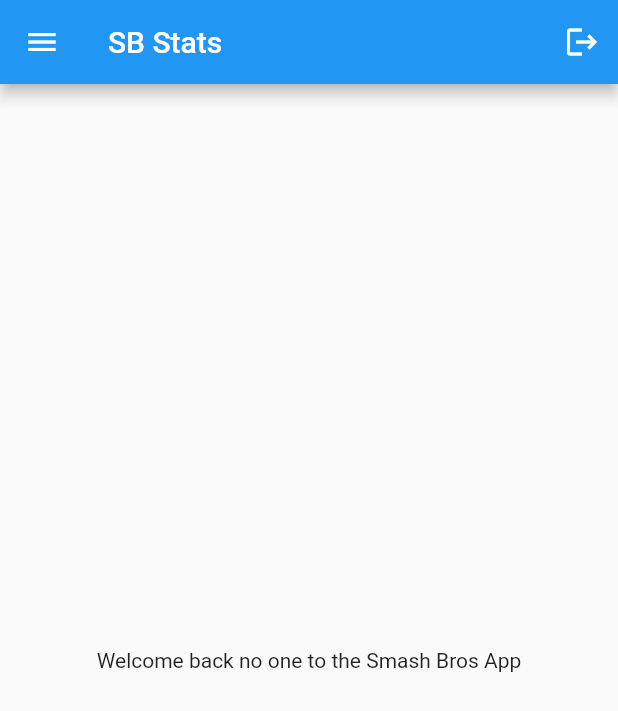
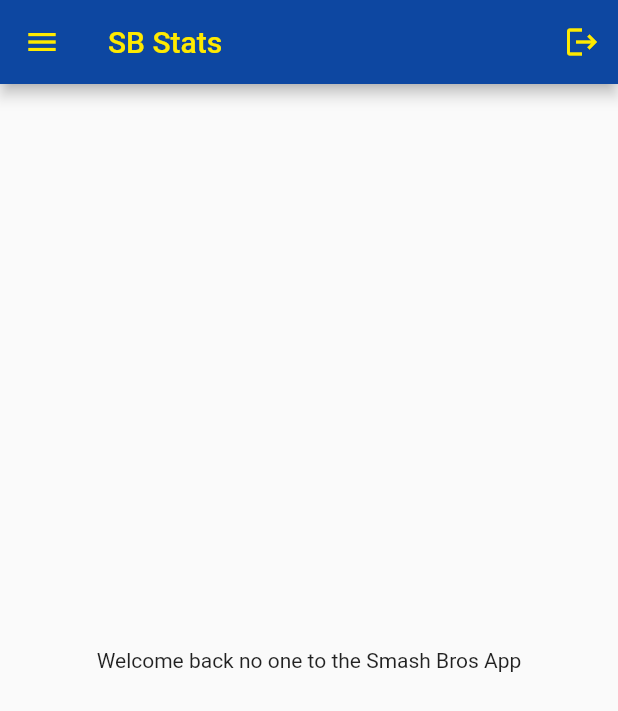
Before and after one commit to Affergot/Smash-Bros-Application, a Flutter app: the NewHomePage screen opened directly, on a phone screen of 412 x 824 dp. Shown: the top 711 px of the screen. Run offline on Flutter 3.47's test engine with Material 2 defaults, Android fonts, the phone set to English and light mode, and no system bars.

Commit message:
Got a rough "login"

```diff
--- a/ssbu_stats_app/lib/main.dart
+++ b/ssbu_stats_app/lib/main.dart
@@ -114,6 +114,8 @@
   Widget build(BuildContext context) {
     return Scaffold(
         appBar: AppBar(
+          backgroundColor: Colors.blue.shade900,
+          foregroundColor: Colors.yellowAccent.shade400,
           title: const Text('SB Stats'),
           actions: [
             IconButton(
@@ -132,13 +134,39 @@
             padding: EdgeInsets.zero,
             children: [
               const DrawerHeader(
-                decoration:
-                    BoxDecoration(color: Color.fromARGB(255, 20, 93, 153)),
-                child: Text('SB Stats'),
+                decoration: BoxDecoration(
+                  color: Color(0xFF0D47A1),
+                  //image: Image.file(File('/logo.jpg')).image)
+                ),
+                child: Text(
+                  'SB Stats',
+                  style: TextStyle(color: Color(0xFFFFEA00)),
+                ),
               ),
-              ListTile(title: const Text("Characters"), onTap: () {}),
-              ListTile(title: const Text("Stages"), onTap: () {}),
-              ListTile(title: const Text("Extra"), onTap: () {}),
+              ListTile(
+                title: const Text('Characters'),
+                onTap: () {
+                  Navigator.push(
+                    context,
+                    MaterialPageRoute(builder: (context) => CharactersPage()),
+                  );
+                },
+              ),
+              ListTile(
+                title: const Text('Stages'),
+                onTap: () {
+                  Navigator.push(
+                    context,
+                    MaterialPageRoute(builder: (context) => StagePage()),
+                  );
+                },
+              ),
+              ListTile(
+                title: const Text('Extra'),
+                onTap: () {
+                  // Handle the onTap event here.
+                },
+              ),
             ],
           ),
         ),
@@ -177,10 +205,10 @@
             children: [
               TextFormField(
                 controller: _emailController,
-                decoration: const InputDecoration(labelText: 'Email'),
+                decoration: const InputDecoration(labelText: 'Name'),
                 validator: (value) {
                   if (value?.isEmpty ?? true) {
-                    return 'Please enter your email';
+                    return 'Please enter your name';
                   }
                   return null;
                 },
@@ -205,7 +233,11 @@
                 child: const Text('Login'),
                 onPressed: () {
                   if (_formKey.currentState!.validate()) {
-                    // Handle the login event here.
+                    var route = new MaterialPageRoute(
+                      builder: (BuildContext context) =>
+                          new NewHomePage(title: _emailController.text),
+                    );
+                    Navigator.of(context).push(route);
                   }
                 },
               ),
```
